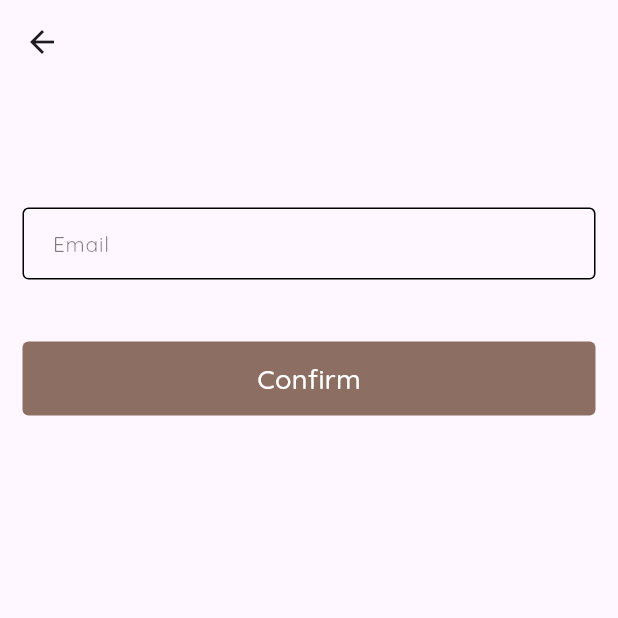
After one commit to AbdulMoiz5702/paramount_students, a Flutter app: the ForgotPasswordScreen screen opened by its route, on a phone screen of 412 x 824 dp, the top half of it. The commit adds this screen. Run offline on Flutter 3.47's test engine with Material 3 defaults, Android fonts, the light colour scheme and no system bars; our stand-ins replace bloc, cached_network_image, connectivity_plus, equatable, flutter_bloc, flutter_image_compress and 6 more; missing offline and left inert: otp_pin_field; accounts and stored records are empty; project files that could hold a hidden picture were left out.

Commit message:
forgot_password

```diff
--- /dev/null
+++ b/lib/Repositories/auth_repo/forgot_password.dart
@@ -0,0 +1,38 @@
+import 'package:flutter/material.dart';
+import 'package:paramount_student/core/helper_fuctions/snack_bar.dart';
+import '../../core/exceptions/net_work_excptions.dart';
+import '../../core/routes/routes.dart';
+import '../../core/services/Apis_services/Http_Ap_iService.dart';
+import '../../core/services/Network_services/app_apis.dart';
+import '../../core/services/Network_services/headers_formats.dart';
+import '../../models/Auth_models/forgot_password.dart';
+
+
+class ForgotPasswordRepo {
+
+  static HttpApiService httpApiService = HttpApiService();
+
+
+
+  static Future<ForgotPasswordResponse> forgotPassword({
+    required BuildContext context,
+    required String email,
+  }) async {
+    try {
+      final String url = '${AppApis.forgotPassword}$email';
+      final response = await httpApiService.postWithoutToJson(
+          url,
+          headers: HeadersFormats.defaultHeaders(),
+          fromJson: ForgotPasswordResponse.fromJson);
+      if (response.statusCode == 200) {
+        Navigator.pushNamedAndRemoveUntil(context, Routes.verifyOtp, (route) => false,arguments: {'id':response.responseBody.userData.id.toString(),'email':email});
+        SnackBarClass.successSnackBar(context: context, message: 'Confirmation email has been sent to your email');
+      }
+      return response;
+    } catch (error) {
+      ExceptionHandler.handle(error, context);
+      rethrow;
+    }
+  }
+
+}
--- /dev/null
+++ b/lib/bloc/Auth_bloc/ForgotPassword/forgot_password_bloc.dart
@@ -0,0 +1,25 @@
+import 'package:bloc/bloc.dart';
+import 'package:flutter/cupertino.dart';
+import 'package:paramount_student/Repositories/auth_repo/forgot_password.dart';
+import 'forgot_password_event.dart';
+import 'forgot_password_state.dart';
+
+
+class ForgotPasswordBloc extends Bloc<ForgotPasswordEvent, ForgotPasswordState> {
+  ForgotPasswordBloc() : super(ForgotPasswordState(isLoading: false)) {
+    on<ForgetPassword>(forgotPassword);
+  }
+
+  TextEditingController emailController = TextEditingController();
+
+  Future<void> forgotPassword(ForgetPassword event,Emitter<ForgotPasswordState> emit) async{
+    try{
+      emit(state.copyWith(isLoading: true));
+      await ForgotPasswordRepo.forgotPassword(context: event.context, email:emailController.text.trim());
+      emit(state.copyWith(isLoading: false));
+    }catch(e){
+      emit(state.copyWith(isLoading: false));
+    }
+  }
+
+}
--- /dev/null
+++ b/lib/bloc/Auth_bloc/ForgotPassword/forgot_password_event.dart
@@ -0,0 +1,15 @@
+import 'package:equatable/equatable.dart';
+import 'package:flutter/cupertino.dart';
+
+abstract class ForgotPasswordEvent extends Equatable{
+  @override
+  List<Object> get props => [];
+}
+
+
+class ForgetPassword extends ForgotPasswordEvent {
+  final BuildContext context;
+  ForgetPassword({required this.context});
+  @override
+  List<Object> get props => [context];
+}
--- /dev/null
+++ b/lib/bloc/Auth_bloc/ForgotPassword/forgot_password_state.dart
@@ -0,0 +1,17 @@
+
+
+import 'package:equatable/equatable.dart';
+
+class ForgotPasswordState extends Equatable {
+  final bool isLoading;
+  const ForgotPasswordState({required this.isLoading});
+
+  ForgotPasswordState copyWith({bool ? isLoading}){
+    return ForgotPasswordState(isLoading: isLoading ?? this.isLoading);
+  }
+
+  @override
+  List<Object?> get props => [isLoading];
+
+
+}
--- a/lib/core/routes/routes.dart
+++ b/lib/core/routes/routes.dart
@@ -1,4 +1,5 @@
 import 'package:flutter/material.dart';
+import 'package:paramount_student/views/screens/Auth_screens/ForgotPassword/forgot_password-screen.dart';
 import '../../views/screens/Auth_screens/Login/login_screen.dart';
 import '../../views/screens/Auth_screens/Otp/Otp_screen.dart';
 import '../../views/screens/Auth_screens/Signup/signUp_screen.dart';
@@ -42,6 +43,8 @@ class Routes {
         return MaterialPageRoute(builder: (_) => const SignupScreen());
       case login:
         return MaterialPageRoute(builder: (_) => const LoginScreen());
+      case forgotPassword:
+        return MaterialPageRoute(builder: (_) => const ForgotPasswordScreen());
       case verifyOtp:
         final args = settings.arguments as Map<String, dynamic>;
         final id = args['id'] as String;
--- a/lib/core/services/Network_services/app_apis.dart
+++ b/lib/core/services/Network_services/app_apis.dart
@@ -2,11 +2,12 @@
 
 class AppApis {
 
-  static const String  _ip = '192.168.1.128';
+  static const String  _ip = '192.168.1.28';
   static const String _baseUrl = 'http://$_ip:8001/api';
   static const String signup = '$_baseUrl/auth/signup';
   static const String login = '$_baseUrl/auth/login';
   static const String confirmOtp = '$_baseUrl/auth/confirm_otp?';
   static const String resendOtp = '$_baseUrl/auth/resend_otp?username=';
+  static const String forgotPassword = '$_baseUrl/auth/forgot_password?username=';
 
 }
--- a/lib/main.dart
+++ b/lib/main.dart
@@ -1,6 +1,7 @@
 import 'package:flutter/material.dart';
 import 'package:flutter/services.dart';
 import 'package:flutter_bloc/flutter_bloc.dart';
+import 'package:paramount_student/bloc/Auth_bloc/ForgotPassword/forgot_password_bloc.dart';
 import 'package:paramount_student/bloc/Splash/splash_bloc.dart';
 import 'bloc/Auth_bloc/Otp_Bloc/otp_bloc.dart';
 import 'bloc/Auth_bloc/Signup_bloc/signup_bloc.dart';
@@ -27,6 +28,7 @@ class MyApp extends StatelessWidget {
         BlocProvider(create: (_)=> LoginBloc()),
         BlocProvider(create: (_)=> OtpBloc()),
         BlocProvider(create: (_)=> SplashBloc()),
+        BlocProvider(create: (_)=> ForgotPasswordBloc()),
       ],
       child: const MaterialApp(
         title: 'Flutter Demo',
--- /dev/null
+++ b/lib/views/screens/Auth_screens/ForgotPassword/forgot_password-screen.dart
@@ -0,0 +1,59 @@
+import 'package:flutter/material.dart';
+import 'package:flutter_bloc/flutter_bloc.dart';
+import 'package:paramount_student/bloc/Auth_bloc/ForgotPassword/forgot_password_bloc.dart';
+import 'package:paramount_student/bloc/Auth_bloc/ForgotPassword/forgot_password_event.dart';
+import 'package:paramount_student/bloc/Auth_bloc/ForgotPassword/forgot_password_state.dart';
+import 'package:paramount_student/core/helper_fuctions/format_validator.dart';
+import 'package:paramount_student/core/presentation/image_constant.dart';
+import 'package:paramount_student/views/common/custom_button.dart';
+import 'package:paramount_student/views/common/custom_loading.dart';
+import 'package:paramount_student/views/common/custom_sizedBox.dart';
+import 'package:paramount_student/views/common/custom_textfeild.dart';
+
+class ForgotPasswordScreen extends StatelessWidget {
+  const ForgotPasswordScreen({super.key});
+
+  @override
+  Widget build(BuildContext context) {
+    final provider = context.read<ForgotPasswordBloc>();
+    return Scaffold(
+      appBar: AppBar(automaticallyImplyLeading: true),
+      body: SingleChildScrollView(
+        physics: BouncingScrollPhysics(),
+        padding: EdgeInsets.symmetric(horizontal: 15),
+        child: Column(
+          children: [
+            Sized(height: 0.1),
+            CustomTextField(
+              controller: provider.emailController,
+              hintText: 'Email',
+              validate: (value) {
+                return FormValidators.validateNormalField(value, 'Email');
+              },
+            ),
+            Sized(height: 0.05),
+            BlocBuilder<ForgotPasswordBloc, ForgotPasswordState>(
+              buildWhen: (pre, current) => pre.isLoading != current.isLoading,
+              builder: (context, state) {
+                return state.isLoading == true
+                    ? CustomLoading(
+                      imagePath: ImageConstant.ic_loading_animation,
+                      height: 0.1,
+                      width: 0.2,
+                    )
+                    : CustomButton(
+                      title: 'Confirm',
+                      onTap: () {
+                        context.read<ForgotPasswordBloc>().add(
+                          ForgetPassword(context: context),
+                        );
+                      },
+                    );
+              },
+            ),
+          ],
+        ),
+      ),
+    );
+  }
+}
```
Also changed, not shown: lib/models/Auth_models/forgot_password.dart (added, +42 -0 lines), lib/views/screens/Auth_screens/Login/login_screen.dart (+8 -1 lines).
